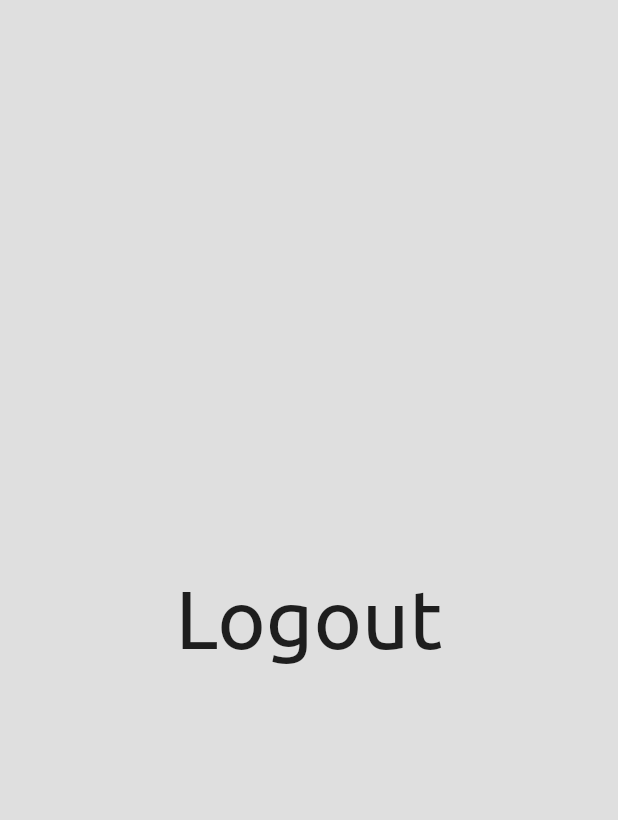
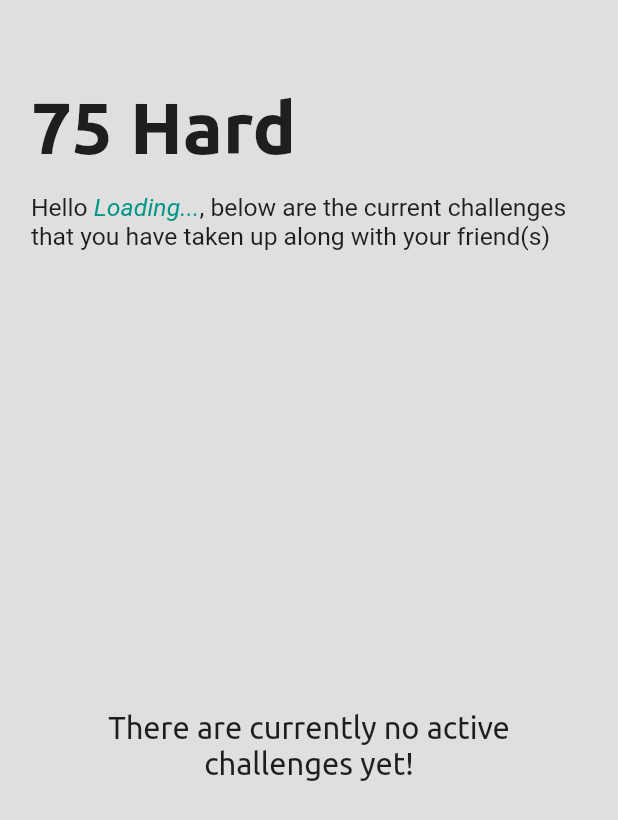
Before and after one commit to pratik97179/seventyfivehard, a Flutter app: the screen it shows once a user with an empty profile is signed in, on a phone screen of 412 x 824 dp. Shown: the top 820 px of the screen. Run offline on Flutter 3.47's test engine with Material 2 defaults, Android fonts, the phone set to English and light mode, and no system bars; our stand-ins replace cloud_firestore, firebase_auth, firebase_core, flutter_svg, google_sign_in, shared_preferences and 2 more; accounts and stored records are empty; statements that could not run were skipped; project files that could hold a hidden picture were left out.

Commit message:
Home page finished

```diff
--- /dev/null
+++ b/lib/base/base_scaffold.dart
@@ -0,0 +1,32 @@
+import 'package:flutter/material.dart';
+import 'package:sizer/sizer.dart';
+
+class BaseScaffold extends StatelessWidget {
+  final Widget body;
+  final Widget? appBar;
+
+  const BaseScaffold({
+    super.key,
+    this.appBar,
+    required this.body,
+  });
+
+  @override
+  Widget build(BuildContext context) {
+    return Scaffold(
+      backgroundColor: Color.fromARGB(255, 223, 223, 223),
+      appBar: appBar != null
+          ? AppBar(
+              automaticallyImplyLeading: false,
+              title: appBar,
+              elevation: 0,
+              backgroundColor: Color.fromARGB(255, 223, 223, 223),
+            )
+          : null,
+      body: Padding(
+        padding: EdgeInsets.symmetric(horizontal: 5.w),
+        child: body,
+      ),
+    );
+  }
+}
--- a/lib/main.dart
+++ b/lib/main.dart
@@ -3,7 +3,9 @@ import 'package:firebase_core/firebase_core.dart';
 import 'package:flutter/material.dart';
 import 'package:provider/provider.dart';
 import 'package:seventyfivehard/state/auth_provider.dart';
+import 'package:seventyfivehard/state/home_provider.dart';
 import 'package:seventyfivehard/ui/authentication/auth.dart';
+import 'package:seventyfivehard/ui/home/home.dart';
 import 'package:sizer/sizer.dart';
 
 void main() async {
@@ -22,6 +24,9 @@ class MyApp extends StatelessWidget {
         ChangeNotifierProvider(
           create: (context) => AuthProvider(),
         ),
+        ChangeNotifierProvider(
+          create: (context) => HomeProvider(),
+        )
       ],
       builder: (context, child) {
         return Sizer(
@@ -41,23 +46,7 @@ class MyApp extends StatelessWidget {
                       : snapshot.connectionState == ConnectionState.active
                           ? snapshot.data == null
                               ? Authentication()
-                              : Scaffold(
-                                  backgroundColor:
-                                      Color.fromARGB(255, 223, 223, 223),
-                                  body: GestureDetector(
-                                    behavior: HitTestBehavior.opaque,
-                                    onTap: () =>
-                                        FirebaseAuth.instance.signOut(),
-                                    child: Center(
-                                      child: Text(
-                                        'Logout',
-                                        style: TextStyle(
-                                          fontSize: 40.sp,
-                                        ),
-                                      ),
-                                    ),
-                                  ),
-                                )
+                              : Home()
                           : CircularProgressIndicator();
                 },
               ),
--- /dev/null
+++ b/lib/models/challenge_model.dart
@@ -0,0 +1,33 @@
+import 'package:cloud_firestore/cloud_firestore.dart';
+
+class ChallengeModel {
+  String? challengeCreatorId;
+  String? challengeName;
+  List<String>? participantsId;
+  List<String>? challengeTerms;
+  DateTime? challengeStartedOn;
+
+  ChallengeModel.fromSnapshot(DocumentSnapshot snapshot)
+      : this.fromMap(snapshot.data() as Map<String, dynamic>);
+
+  ChallengeModel.fromMap(Map<String, dynamic> map) {
+    challengeCreatorId = map['challengeCreatorId'];
+    challengeName = map['challengeName'];
+    participantsId = map['participantsId'] != null
+        ? map['participantsId'].cast<String>()
+        : [];
+    challengeTerms = map['challengeTerms'] != null
+        ? map['challengeTerms'].cast<String>()
+        : [];
+    challengeStartedOn = (map['challengeStartedOn'] as Timestamp).toDate();
+  }
+
+  Map<String, dynamic> toMap() {
+    return {
+      'challengeCreatorId': challengeCreatorId,
+      'challengeStartedOn':
+          Timestamp.fromDate(challengeStartedOn ?? DateTime.now()),
+      'participantsId': participantsId,
+    };
+  }
+}
--- /dev/null
+++ b/lib/state/home_provider.dart
@@ -0,0 +1,36 @@
+import 'package:flutter/material.dart';
+import 'package:seventyfivehard/models/challenge_model.dart';
+import 'package:seventyfivehard/models/user_model.dart';
+import 'package:seventyfivehard/services/database.dart';
+import 'package:seventyfivehard/utility/shared_preferences/shared_preferences_helper.dart';
+
+class HomeProvider with ChangeNotifier {
+  UserModel _userDetails = UserModel();
+  List<ChallengeModel> _challenges = [];
+
+  UserModel get userDetails => _userDetails;
+  List<ChallengeModel> get challenges => _challenges;
+
+  void initHomeScreen() async {
+    await Future.wait([
+      getUserDetails(),
+      getUserChallenges(),
+    ]);
+  }
+
+  Future<void> getUserDetails() async {
+    _userDetails = await SharedPreferenceHelper.getUserDetails();
+    notifyListeners();
+  }
+
+  Future<void> getUserChallenges() async {
+    String userId = await SharedPreferenceHelper.getUserId();
+    try {
+      _challenges = await DatabaseService().getChallengeList(userId);
+    } catch (e) {
+      print(e);
+    }
+
+    notifyListeners();
+  }
+}
--- /dev/null
+++ b/lib/ui/components/app_title.dart
@@ -0,0 +1,19 @@
+import 'package:flutter/material.dart';
+import 'package:sizer/sizer.dart';
+
+class AppTitle extends StatelessWidget {
+  const AppTitle({
+    super.key,
+  });
+
+  @override
+  Widget build(BuildContext context) {
+    return Text(
+      '75 Hard',
+      style: TextStyle(
+        fontSize: 35.sp,
+        fontWeight: FontWeight.w700,
+      ),
+    );
+  }
+}
--- /dev/null
+++ b/lib/ui/components/home_page_subtitle.dart
@@ -0,0 +1,41 @@
+import 'package:flutter/material.dart';
+import 'package:sizer/sizer.dart';
+
+class HomePageSubtitle extends StatelessWidget {
+  final String name;
+
+  const HomePageSubtitle({
+    super.key,
+    required this.name,
+  });
+
+  @override
+  Widget build(BuildContext context) {
+    return Text.rich(
+      TextSpan(
+        children: <InlineSpan>[
+          TextSpan(
+            text: 'Hello ',
+            style: TextStyle(
+              fontSize: 12.sp,
+            ),
+          ),
+          TextSpan(
+            text: name,
+            style: TextStyle(
+                fontSize: 12.sp,
+                color: Colors.teal,
+                fontStyle: FontStyle.italic),
+          ),
+          TextSpan(
+            text:
+                ', below are the current challenges that you have taken up along with your friend(s)',
+            style: TextStyle(
+              fontSize: 12.sp,
+            ),
+          ),
+        ],
+      ),
+    );
+  }
+}
--- /dev/null
+++ b/lib/ui/home/home.dart
@@ -0,0 +1,82 @@
+import 'package:firebase_auth/firebase_auth.dart';
+import 'package:flutter/material.dart';
+import 'package:provider/provider.dart';
+import 'package:seventyfivehard/base/base_scaffold.dart';
+import 'package:seventyfivehard/models/challenge_model.dart';
+import 'package:seventyfivehard/state/home_provider.dart';
+import 'package:seventyfivehard/ui/components/app_title.dart';
+import 'package:seventyfivehard/ui/components/challenge_card.dart';
+import 'package:seventyfivehard/ui/components/home_page_subtitle.dart';
+import 'package:sizer/sizer.dart';
+
+class Home extends StatefulWidget {
+  const Home({super.key});
+
+  @override
+  State<Home> createState() => _HomeState();
+}
+
+class _HomeState extends State<Home> {
+  @override
+  void initState() {
+    super.initState();
+    context.read<HomeProvider>().initHomeScreen();
+  }
+
+  @override
+  Widget build(BuildContext context) {
+    return BaseScaffold(
+      body: Consumer<HomeProvider>(
+        builder: (context, provider, child) {
+          return Column(
+            crossAxisAlignment: CrossAxisAlignment.start,
+            children: <Widget>[
+              SizedBox(height: 7.h),
+              GestureDetector(
+                onTap: () => FirebaseAuth.instance.signOut(),
+                child: AppTitle(),
+              ),
+              SizedBox(height: 2.h),
+              HomePageSubtitle(
+                name: provider.userDetails.name ?? 'Loading...',
+              ),
+              SizedBox(height: 3.h),
+              provider.challenges.length == 0
+                  ? Expanded(
+                      child: Center(
+                        child: Text(
+                          'There are currently no active challenges yet!',
+                          style: TextStyle(
+                            fontSize: 15.sp,
+                          ),
+                          textAlign: TextAlign.center,
+                        ),
+                      ),
+                    )
+                  : Expanded(
+                      child: ListView.builder(
+                        padding: EdgeInsets.zero,
+                        shrinkWrap: true,
+                        itemCount: provider.challenges.length,
+                        itemBuilder: (context, index) {
+                          ChallengeModel challenge = provider.challenges[index];
+                          return ChallengeCard(
+                            onTap: () {},
+                            startedOn: challenge.challengeStartedOn!,
+                            paraticipantsCount:
+                                challenge.participantsId!.length,
+                            challengeName: challenge.challengeName!,
+                            challengeTermsCount:
+                                challenge.challengeTerms!.length,
+                          );
+                        },
+                      ),
+                    ),
+              SizedBox(height: 2.5.h),
+            ],
+          );
+        },
+      ),
+    );
+  }
+}
--- a/lib/utility/routing/named_routes.dart
+++ b/lib/utility/routing/named_routes.dart
@@ -1,3 +1,4 @@
 class NamedRoutes {
   static const String authenticationRoute = '/auth';
+  static const String homeRoute = '/home';
 }
--- a/lib/utility/routing/routing_functions.dart
+++ b/lib/utility/routing/routing_functions.dart
@@ -1,5 +1,6 @@
 import 'package:flutter/material.dart';
 import 'package:seventyfivehard/ui/authentication/auth.dart';
+import 'package:seventyfivehard/ui/home/home.dart';
 import 'package:seventyfivehard/utility/routing/named_routes.dart';
 
 /// Class that contains string constants for all routes used in the app
@@ -14,6 +15,9 @@ class RoutingFunctions {
     switch (routeUri.path) {
       case NamedRoutes.authenticationRoute:
         target = Authentication();
+        break;
+      case NamedRoutes.homeRoute:
+        target = Home();
         break;
     }
 
--- a/lib/utility/shared_preferences/shared_keys.dart
+++ b/lib/utility/shared_preferences/shared_keys.dart
@@ -1,3 +1,4 @@
 class SharedKeys {
-  static const String userId = "userId";
+  static const String userId = "user-id";
+  static const String userDetails = "user-details";
 }
--- a/lib/utility/shared_preferences/shared_preferences_helper.dart
+++ b/lib/utility/shared_preferences/shared_preferences_helper.dart
@@ -1,3 +1,6 @@
+import 'dart:convert';
+
+import 'package:seventyfivehard/models/user_model.dart';
 import 'package:seventyfivehard/utility/shared_preferences/shared_keys.dart';
 import 'package:shared_preferences/shared_preferences.dart';
 
@@ -13,6 +16,21 @@ class SharedPreferenceHelper {
     return userId;
   }
 
+  static Future<void> setUserDetails(UserModel userDetails) async {
+    SharedPreferences prefs = await SharedPreferences.getInstance();
+    await prefs.setString(
+      SharedKeys.userDetails,
+      json.encode(userDetails.toMap()),
+    );
+  }
+
+  static Future<UserModel> getUserDetails() async {
+    SharedPreferences prefs = await SharedPreferences.getInstance();
+    String userDetailsString = prefs.getString(SharedKeys.userDetails) ?? '';
+    UserModel userModel = UserModel.fromMap(json.decode(userDetailsString));
+    return userModel;
+  }
+
   static clearAll() async {
     SharedPreferences prefs = await SharedPreferences.getInstance();
     await prefs.clear();
--- a/pubspec.yaml
+++ b/pubspec.yaml
@@ -44,6 +44,7 @@ dependencies:
   cloud_firestore: ^4.9.2
   shared_preferences: ^2.2.1
   sign_in_with_apple: ^5.0.0
+  intl: ^0.18.1
 
 dev_dependencies:
   flutter_test:
```
Also changed, not shown: lib/services/database.dart (+13 -20 lines), lib/state/auth_provider.dart (+25 -14 lines), lib/ui/authentication/auth.dart (+5 -13 lines), lib/ui/components/challenge_card.dart (added, +70 -0 lines), lib/ui/components/challenge_date_widget.dart (added, +55 -0 lines), lib/ui/components/green_rounded_card.dart (added, +22 -0 lines), lib/ui/components/white_text_widget.dart (added, +25 -0 lines), lib/models/user_model.dart (renamed from lib/models/user.dart), pubspec.lock.
